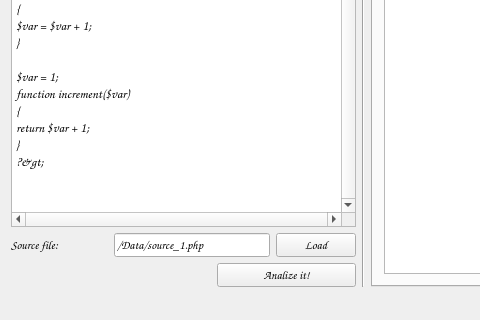
CDovgal/lexical-analyzer-php, file php-interpreter/client/forms/mainwindow.ui: the form before one commit; both pictures show x 0 to 480 and y 149 to 469 of the 962 by 469 pixel window.
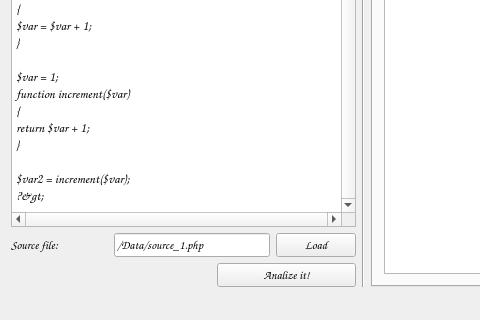
The form after the commit. The open tabs and pages were chosen to show the change.

The edit to the form file:
```diff
--- a/php-interpreter/client/forms/mainwindow.ui
+++ b/php-interpreter/client/forms/mainwindow.ui
@@ -78,6 +78,8 @@
 {
 return $var + 1;
 }
+
+$var2 = increment($var);
 ?&gt;</string>
           </property>
          </widget>
```
Left out of the diff: 10 changed lines with no effect on the pictures.
